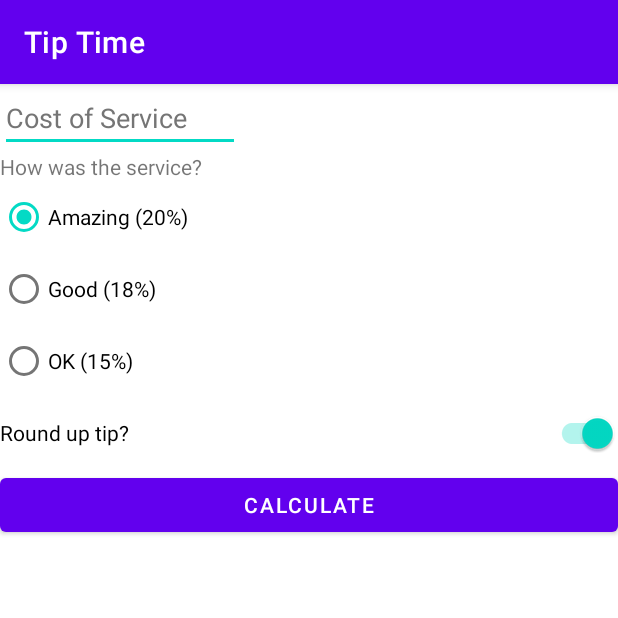
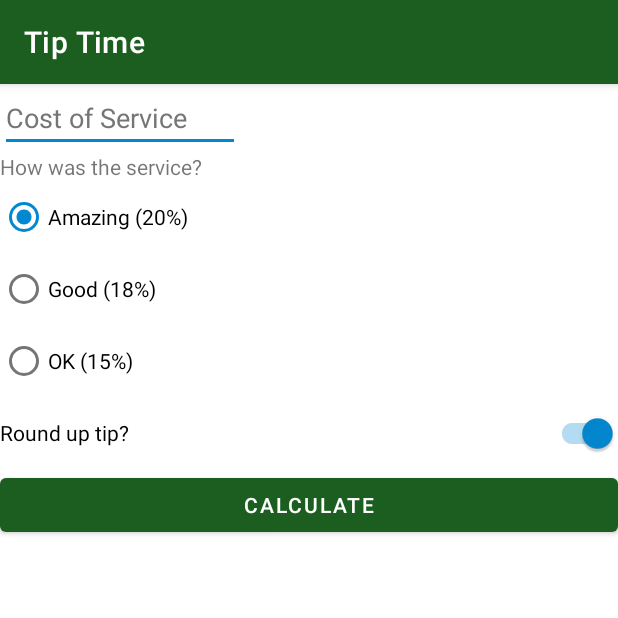
Before and after one commit to johansson-l/Tip_Time, an Android app: the screen it shows after launch (MainActivity), on a phone screen of 412 x 824 dp, the top half of it. Run offline under Robolectric (Android 15) with nearby library versions, the phone set to English and light mode, and no system bars.

Commit message:
Added colors and updated theme & dark theme

```diff
--- a/app/src/main/res/values-night/themes.xml
+++ b/app/src/main/res/values-night/themes.xml
@@ -1,13 +1,13 @@
 <resources xmlns:tools="http://schemas.android.com/tools">
-    <!-- Base application theme. -->
+    <!-- Application theme for dark theme. -->
     <style name="Theme.TipTime" parent="Theme.MaterialComponents.DayNight.DarkActionBar">
         <!-- Primary brand color. -->
-        <item name="colorPrimary">@color/purple_200</item>
-        <item name="colorPrimaryVariant">@color/purple_700</item>
+        <item name="colorPrimary">@color/green_light</item>
+        <item name="colorPrimaryVariant">@color/green</item>
         <item name="colorOnPrimary">@color/black</item>
         <!-- Secondary brand color. -->
-        <item name="colorSecondary">@color/teal_200</item>
-        <item name="colorSecondaryVariant">@color/teal_200</item>
+        <item name="colorSecondary">@color/blue_light</item>
+        <item name="colorSecondaryVariant">@color/blue_light</item>
         <item name="colorOnSecondary">@color/black</item>
         <!-- Status bar color. -->
         <item name="android:statusBarColor" tools:targetApi="l">?attr/colorPrimaryVariant</item>
--- a/app/src/main/res/values/colors.xml
+++ b/app/src/main/res/values/colors.xml
@@ -7,4 +7,12 @@
     <color name="teal_700">#FF018786</color>
     <color name="black">#FF000000</color>
     <color name="white">#FFFFFFFF</color>
+
+    <color name="green">#1B5E20</color>
+    <color name="green_dark">#003300</color>
+    <color name="green_light">#A5D6A7</color>
+    <color name="blue">#0288D1</color>
+    <color name="blue_dark">#005B9F</color>
+    <color name="blue_light">#81D4FA</color>
+
 </resources>
--- a/app/src/main/res/values/themes.xml
+++ b/app/src/main/res/values/themes.xml
@@ -2,12 +2,12 @@
     <!-- Base application theme. -->
     <style name="Theme.TipTime" parent="Theme.MaterialComponents.DayNight.DarkActionBar">
         <!-- Primary brand color. -->
-        <item name="colorPrimary">@color/purple_500</item>
-        <item name="colorPrimaryVariant">@color/purple_700</item>
+        <item name="colorPrimary">@color/green</item>
+        <item name="colorPrimaryVariant">@color/green_dark</item>
         <item name="colorOnPrimary">@color/white</item>
         <!-- Secondary brand color. -->
-        <item name="colorSecondary">@color/teal_200</item>
-        <item name="colorSecondaryVariant">@color/teal_700</item>
+        <item name="colorSecondary">@color/blue</item>
+        <item name="colorSecondaryVariant">@color/blue_dark</item>
         <item name="colorOnSecondary">@color/black</item>
         <!-- Status bar color. -->
         <item name="android:statusBarColor" tools:targetApi="l">?attr/colorPrimaryVariant</item>
```
